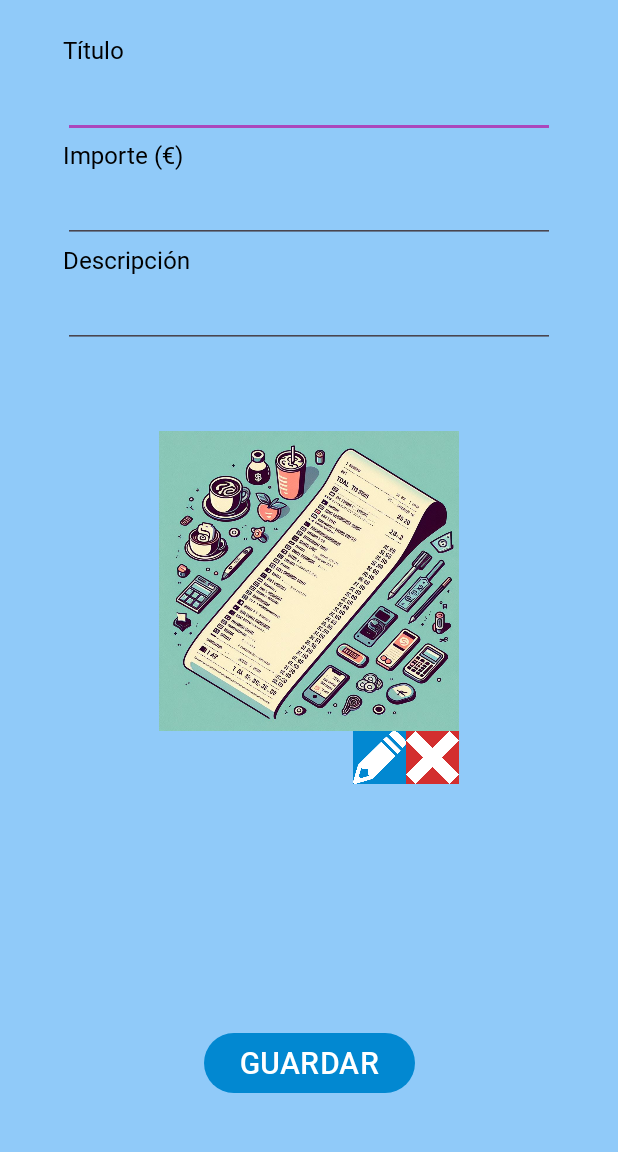
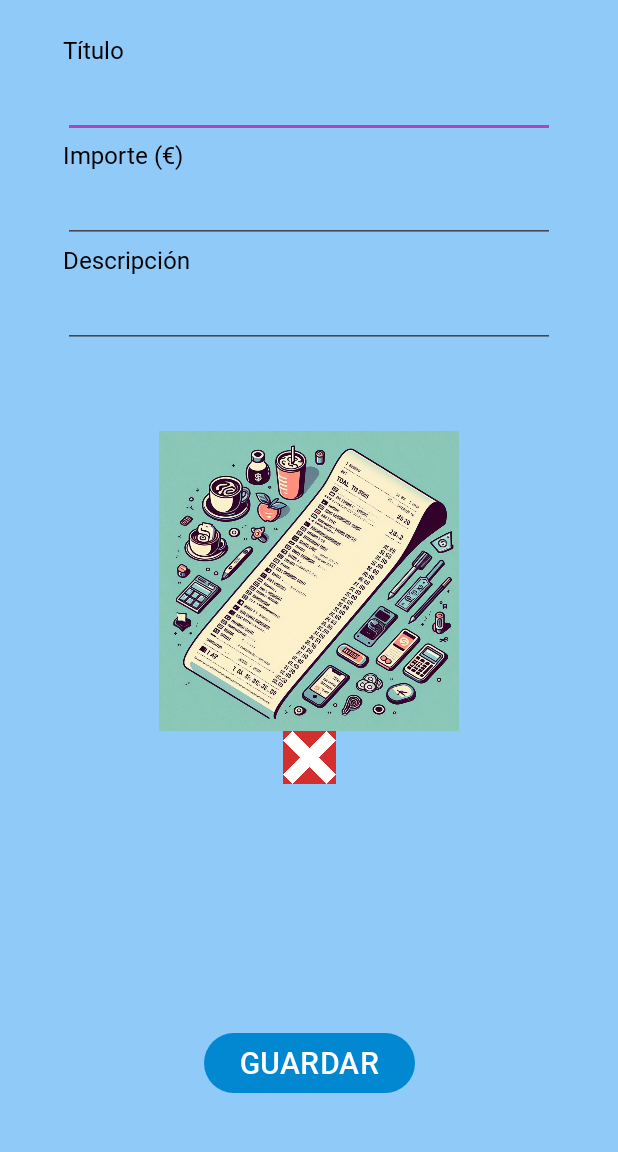
Before and after one commit to 2023-jinhaoChen/CasaCash, an Android app: the layout activity_spending.xml on its own in the app's theme, with its tools: preview values and no code run, on a phone screen of 412 x 824 dp, the part 72-1224 px from its top. Run offline under Robolectric (Android 15) with nearby library versions, the phone set to English and light mode, and no system bars.

```diff
--- a/app/src/main/java/com/jinhao/casacash/DataBaseAPP.kt
+++ b/app/src/main/java/com/jinhao/casacash/DataBaseAPP.kt
@@ -38,6 +38,12 @@ class DataBaseAPP(context: Context?, name: String?, factory: SQLiteDatabase.Curs
                             "REMAIN_BUDGET REAL," +
                             "FOREIGN KEY(FAMILY_ID) REFERENCES Families(FAMILY_ID))"
 
+    val create_user_spending_table = "CREATE TABLE UserSpending" +
+            "(SPENDING_ID INTEGER," +
+            "USER_ID INTEGER," +
+            "PRIMARY KEY(SPENDING_ID, USER_ID)," +
+            "FOREIGN KEY(USER_ID) REFERENCES Users(USER_ID)," +
+            "FOREIGN KEY(SPENDING_ID) REFERENCES Spendings(SPENDING_ID))"
 
     val defaultUsers = "INSERT INTO Users(USER_NAME, USER_PASSWORD, USER_EMAIL) VALUES" +
             "('Admin', '123456', 'admin@casacash.com')," +
--- a/app/src/main/java/com/jinhao/casacash/MainActivity.kt
+++ b/app/src/main/java/com/jinhao/casacash/MainActivity.kt
@@ -40,7 +40,7 @@ class MainActivity : AppCompatActivity() {
 
                 if (reg.moveToFirst()) {
                     userId = reg.getString(0).toInt()
-                    Toast.makeText(this, "Bienvenido usuario $userName", Toast.LENGTH_LONG).show()
+                    Toast.makeText(this, "Bienvenido $userName", Toast.LENGTH_LONG).show()
 
                     val sharedPref =
                         this?.getSharedPreferences(getString(R.string.userId), Context.MODE_PRIVATE)
--- a/app/src/main/res/layout/activity_main.xml
+++ b/app/src/main/res/layout/activity_main.xml
@@ -41,7 +41,8 @@
         android:ems="10"
         android:inputType="textPassword"
         app:layout_constraintStart_toStartOf="@+id/tv_main_password"
-        app:layout_constraintTop_toBottomOf="@+id/tv_main_password" />
+        app:layout_constraintTop_toBottomOf="@+id/tv_main_password"
+        android:text="123456"/>
 
     <TextView
         android:id="@+id/tv_main_password"
@@ -60,7 +61,8 @@
         android:ems="10"
         android:inputType="text"
         app:layout_constraintStart_toStartOf="@+id/tv_main_user"
-        app:layout_constraintTop_toBottomOf="@+id/tv_main_user" />
+        app:layout_constraintTop_toBottomOf="@+id/tv_main_user"
+        android:text="Admin"/>
 
     <TextView
         android:id="@+id/tv_main_no_account"
--- a/app/src/main/res/layout/activity_spending.xml
+++ b/app/src/main/res/layout/activity_spending.xml
@@ -10,9 +10,7 @@
     <RelativeLayout
         android:layout_width="match_parent"
         android:layout_height="match_parent">
-        <LinearLayout xmlns:android="http://schemas.android.com/apk/res/android"
-            xmlns:app="http://schemas.android.com/apk/res-auto"
-            xmlns:tools="http://schemas.android.com/tools"
+        <LinearLayout
             android:layout_width="match_parent"
             android:layout_height="match_parent"
             android:orientation="vertical"
@@ -142,26 +140,17 @@
                     app:layout_constraintStart_toStartOf="parent"
                     app:layout_constraintTop_toTopOf="parent" />
 
-                <ImageButton
-                    android:id="@+id/ib_spending_modify_image"
-                    android:layout_width="35dp"
-                    android:layout_height="35dp"
-                    android:padding="0dp"
-                    android:background="@color/colorConfirmation"
-                    android:scaleType="fitCenter"
-                    android:src="@drawable/pencil_512"
-                    app:layout_constraintEnd_toStartOf="@+id/ib_spending_remove_image"
-                    app:layout_constraintTop_toBottomOf="@+id/iv_spending_image" />
 
                 <ImageButton
                     android:id="@+id/ib_spending_remove_image"
                     android:layout_width="35dp"
                     android:layout_height="35dp"
+                    android:background="@color/colorExit"
                     android:padding="0dp"
-                    android:background="@color/colorExit"
                     android:scaleType="fitCenter"
                     android:src="@drawable/x_mark_512"
                     app:layout_constraintEnd_toEndOf="@+id/iv_spending_image"
+                    app:layout_constraintStart_toStartOf="@+id/iv_spending_image"
                     app:layout_constraintTop_toBottomOf="@+id/iv_spending_image" />
             </androidx.constraintlayout.widget.ConstraintLayout>
 
```
Also changed, not shown: app/src/main/java/com/jinhao/casacash/SpendingActivity.kt (+120 -10 lines).
